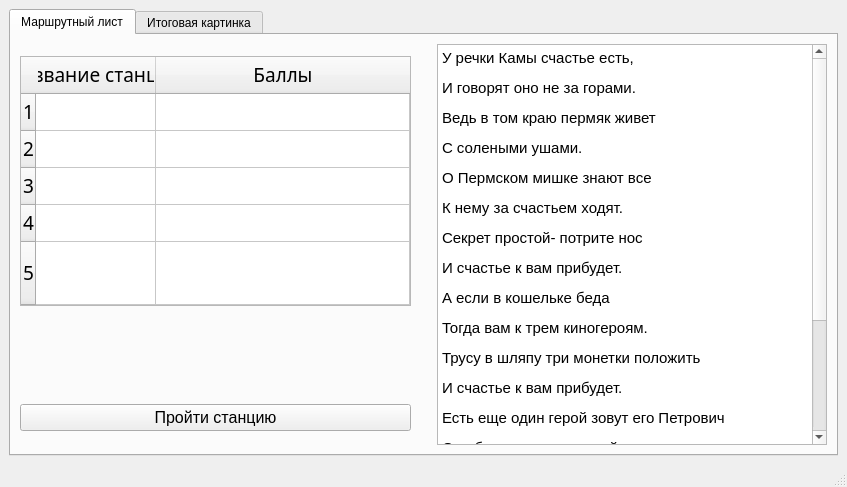
The window that QuestMainWindow.ui (VladZuykin/quest) describes before a commit, drawn with Qt 5.
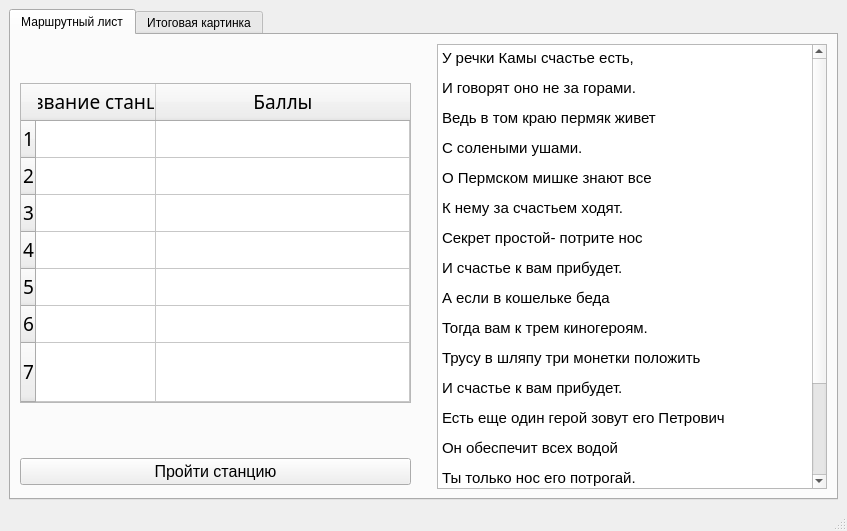
The same window after the commit.

Commit message: Хочу спать 7 строк в таблице

```diff
--- a/QuestMainWindow.ui
+++ b/QuestMainWindow.ui
@@ -7,7 +7,7 @@
     <x>0</x>
     <y>0</y>
     <width>847</width>
-    <height>487</height>
+    <height>531</height>
    </rect>
   </property>
   <property name="windowTitle">
@@ -38,7 +38,7 @@
             <property name="minimumSize">
              <size>
               <width>340</width>
-              <height>250</height>
+              <height>320</height>
              </size>
             </property>
             <property name="maximumSize">
@@ -99,6 +99,16 @@
               <string>5</string>
              </property>
             </row>
+            <row>
+             <property name="text">
+              <string>6</string>
+             </property>
+            </row>
+            <row>
+             <property name="text">
+              <string>7</string>
+             </property>
+            </row>
             <column>
              <property name="text">
               <string>Название станции</string>
```
